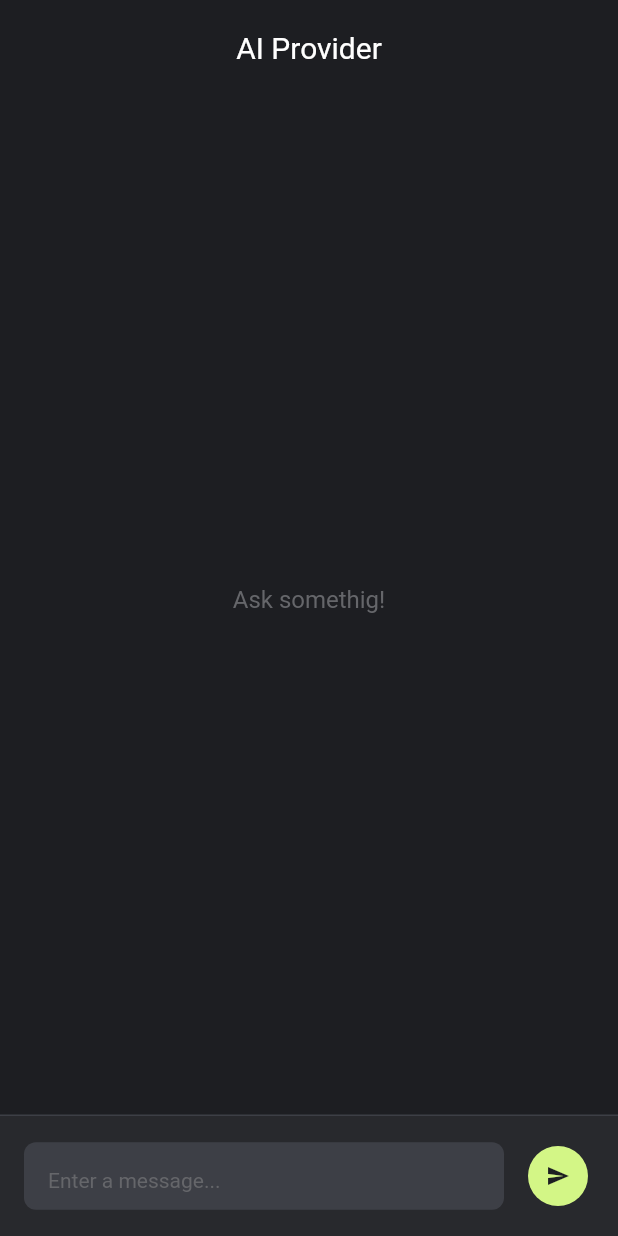
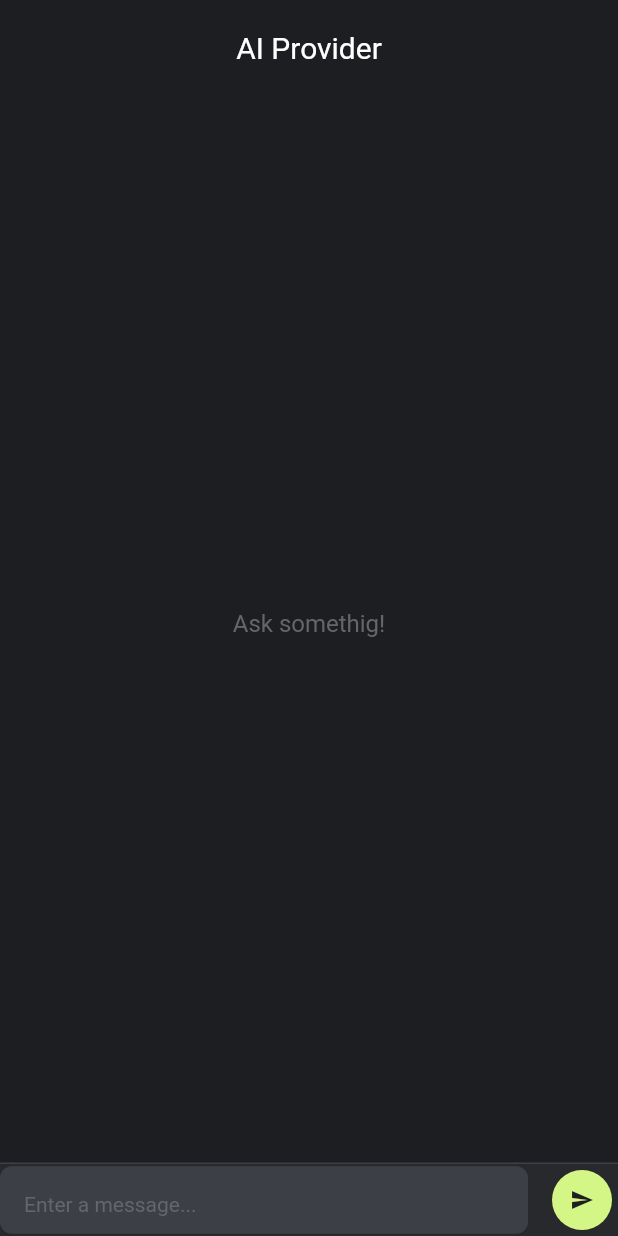
Before and after one commit to Tarbian/fv_chat, a Flutter app: the screen it shows after launch, on a phone screen of 412 x 824 dp. Run offline on Flutter 3.47's test engine with Material 3 defaults, Android fonts, the phone set to English and light mode, and no system bars; Roboto replaces fonts that are missing (Neutral Face, SF Pro Display).

Commit message:
InputRow correction

```diff
--- a/lib/ui/pages/chat_page.dart
+++ b/lib/ui/pages/chat_page.dart
@@ -54,22 +54,10 @@ class _ChatPageState extends State<ChatPage> {
                     },
                   ),
           ),
-          Container(
-            padding: const EdgeInsets.all(16),
-            decoration: const BoxDecoration(
-              color: AppColors.grey600,
-              border: Border(
-                top: BorderSide(
-                  color: AppColors.grey400,
-                  width: 1,
-                ),
-              ),
-            ),
-            child: InputRow(
-              controller: _messageController,
-              onSend: _sendMessage,
-              isWaitingForResponse: _isWaitingForResponse,
-            ),
+          InputRow(
+            controller: _messageController,
+            onSend: _sendMessage,
+            isWaitingForResponse: _isWaitingForResponse,
           ),
         ],
       ),
--- a/lib/ui/widgets/input_row.dart
+++ b/lib/ui/widgets/input_row.dart
@@ -17,7 +17,17 @@ class InputRow extends StatelessWidget {
 
   @override
   Widget build(BuildContext context) {
-    return Row(
+    return Container(
+      decoration: const BoxDecoration(
+        color: AppColors.grey600,
+        border: Border(
+          top: BorderSide(
+            color: AppColors.grey400,
+            width: 1,
+          ),
+        ),
+      ),
+      child: Row(
         children: [
           Expanded(
             child: SizedBox(
@@ -42,6 +52,7 @@ class InputRow extends StatelessWidget {
             icon: Icons.send,
           ),
         ],
+      ),
     );
   }
 }
```
Lines whose indentation alone changed are shown as unchanged.
